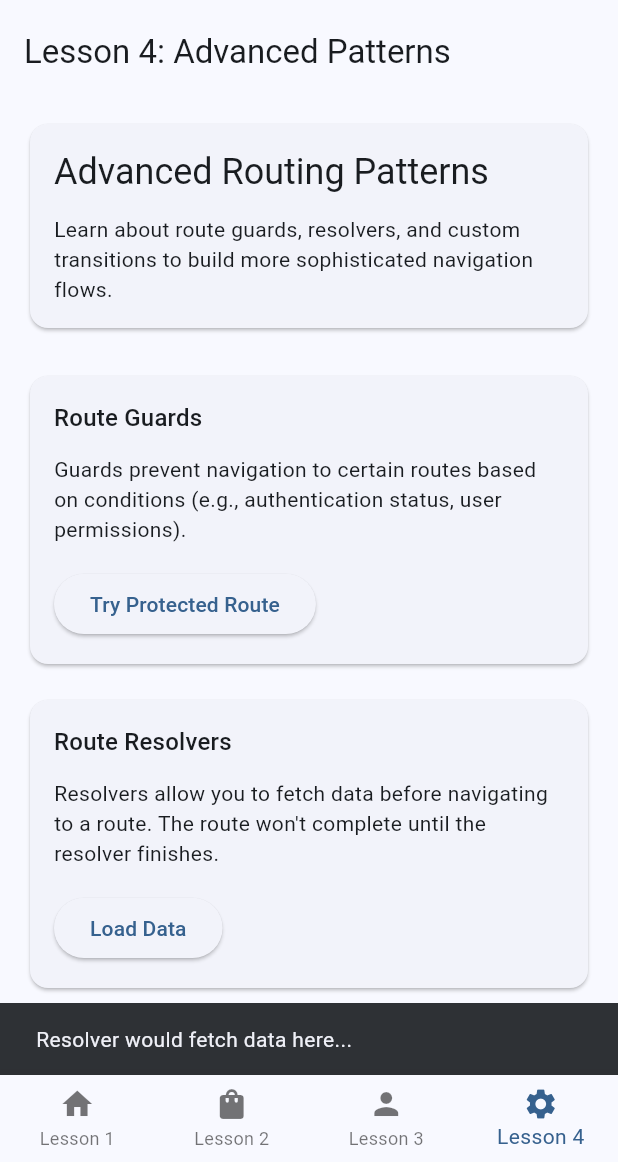
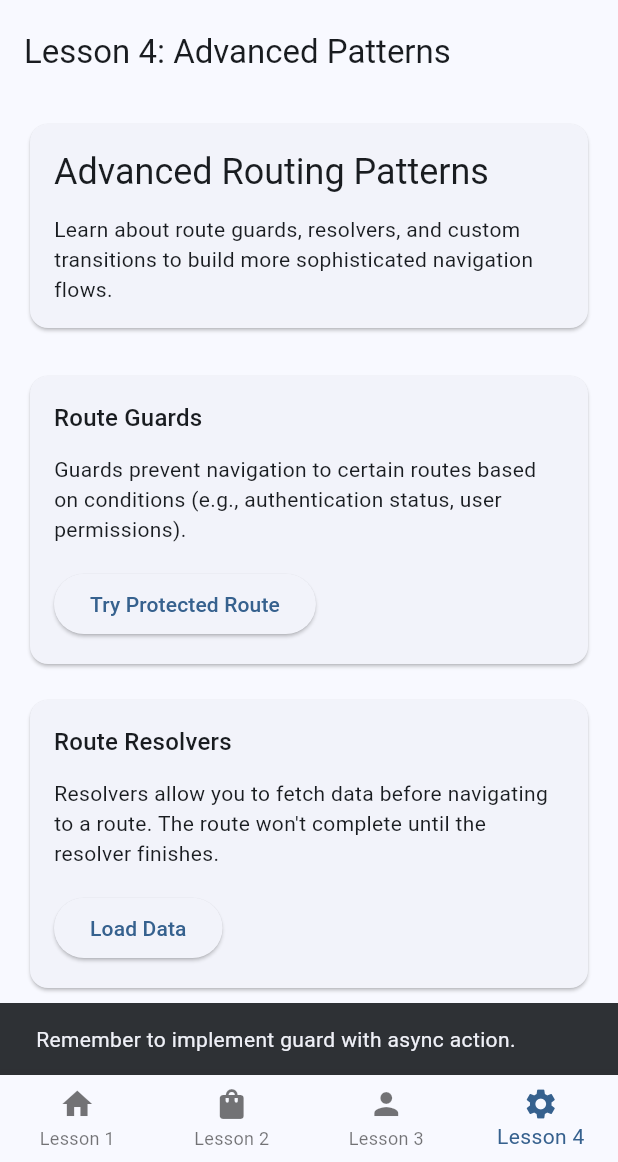
Before and after one commit to gawi151/auto_route_workshop, a Flutter app: the Lesson4SettingsScreen screen opened by its route, after a tap on "Load Data", on a phone screen of 412 x 824 dp, the part 74-1236 px from its top. Run offline on Flutter 3.47's test engine with Material 3 defaults, Android fonts, the phone set to English and light mode, and no system bars; our stand-ins replace auto_route.

Commit message:
test lesson 4 guard

```diff
--- a/lib/router/app_router.dart
+++ b/lib/router/app_router.dart
@@ -1,5 +1,6 @@
 import 'package:auto_route/auto_route.dart';
 import 'package:auto_route_workshop/models/models.dart';
+import 'package:auto_route_workshop/screens/lesson4_auth_guard.dart';
 import 'package:flutter/foundation.dart';
 import '../screens/screens.dart';
 import '../screens/app_shell.dart';
@@ -56,7 +57,10 @@ class AppRouter extends RootStackRouter {
           page: Lesson4ShellRoute.page,
           children: [
             AutoRoute(initial: true, page: Lesson4SettingsRoute.page),
-            AutoRoute(page: Lesson4ProtectedRoute.page),
+            AutoRoute(
+              page: Lesson4ProtectedRoute.page,
+              guards: [Lesson4AuthGuard()],
+            ),
           ],
         ),
       ],
--- /dev/null
+++ b/lib/screens/lesson4_auth_guard.dart
@@ -0,0 +1,13 @@
+import 'package:auto_route/auto_route.dart';
+
+class Lesson4AuthGuard extends AutoRouteGuard {
+  @override
+  void onNavigation(NavigationResolver resolver, StackRouter router) {
+    // TODO: use resolver to allow navigation
+    // when isAuthenticated is true or stay where you
+    // are. Explore NavigationResolver.
+
+    // bool isAuthenticated = false;
+    resolver.next(false);
+  }
+}
--- a/lib/screens/lesson4_protected.dart
+++ b/lib/screens/lesson4_protected.dart
@@ -27,9 +27,7 @@ class Lesson4ProtectedScreen extends StatelessWidget {
             const Text('You passed the guard check!'),
             const SizedBox(height: 32),
             ElevatedButton(
-              onPressed: () {
-                // TODO: Pop back
-              },
+              onPressed: () => context.router.pop(),
               child: const Text('Go Back'),
             ),
           ],
--- a/lib/screens/lesson4_settings.dart
+++ b/lib/screens/lesson4_settings.dart
@@ -61,9 +61,11 @@ class Lesson4SettingsScreen extends StatelessWidget {
                       // TODO: Implement a guarded route
                       // Try navigating to a protected screen
                       // It should be blocked if not authenticated
+                      // Hint: requires update in app_router, guard itself and
+                      // some error handling
                       ScaffoldMessenger.of(context).showSnackBar(
                         const SnackBar(
-                          content: Text('This route requires authentication!'),
+                          content: Text('Remember to implement guard.'),
                         ),
                       );
                     },
@@ -96,7 +98,9 @@ class Lesson4SettingsScreen extends StatelessWidget {
                       // This might show a loading indicator while data is fetched
                       ScaffoldMessenger.of(context).showSnackBar(
                         const SnackBar(
-                          content: Text('Resolver would fetch data here...'),
+                          content: Text(
+                            'Remember to implement guard with async action.',
+                          ),
                         ),
                       );
                     },
```
Also changed, not shown: 1 other file.
